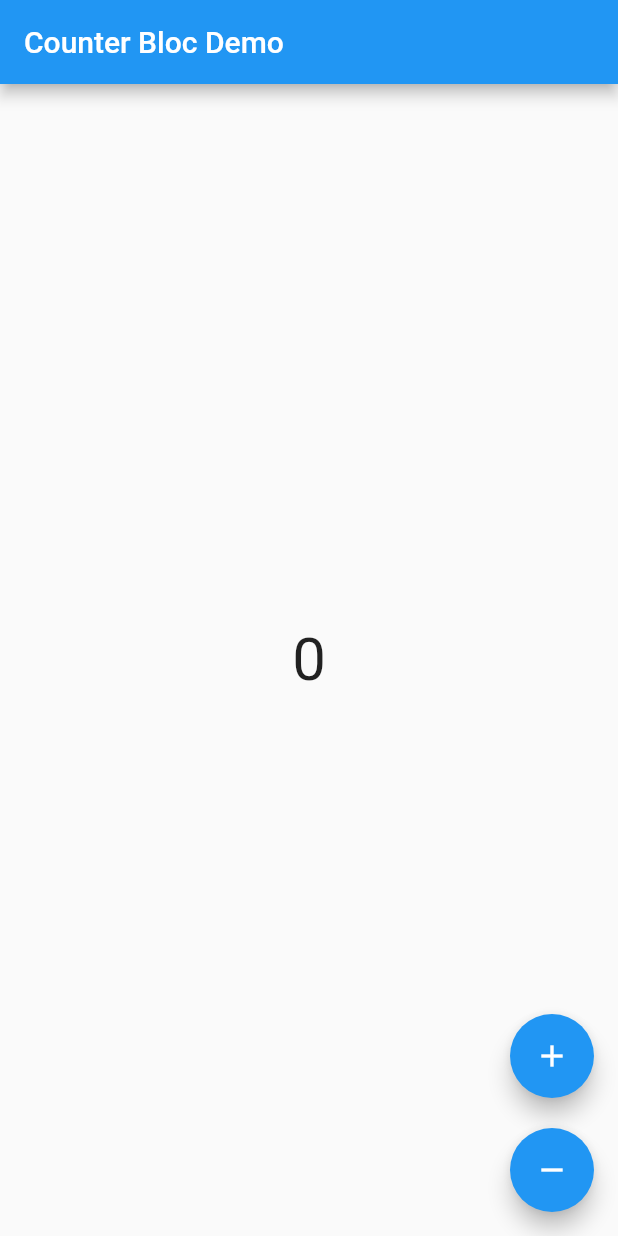
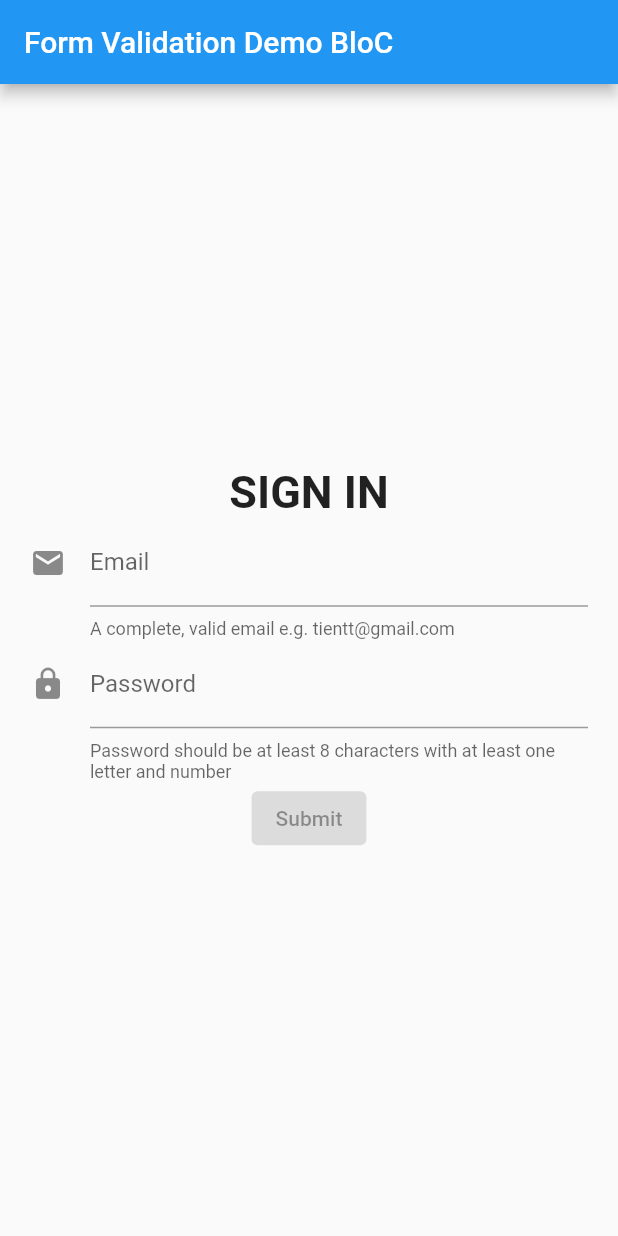
Before and after one commit to tientt1304/demo_bloc, a Flutter app: the screen it shows after launch, on a phone screen of 412 x 824 dp. Run offline on Flutter 3.47's test engine with Material 2 defaults, Android fonts, the phone set to English and light mode, and no system bars; our stand-ins replace bloc, equatable, flutter_bloc, formz.

Commit message:
sign_in_form

```diff
--- a/lib/app.dart
+++ b/lib/app.dart
@@ -1,6 +1,21 @@
-import 'package:demo_bloc/presentation/pages/counter/counter_page.dart';
+import 'package:demo_bloc/presentation/pages/form_validation/form_validation_page.dart';
 import 'package:flutter/material.dart';
+import 'package:flutter_bloc/flutter_bloc.dart';
+import 'business_logic/blocs/form/form_bloc.dart';
 
-class CounterApp extends MaterialApp {
-  const CounterApp({Key? key}) : super(key: key, home: const CounterPage());
+class FormValidation extends StatelessWidget {
+  const FormValidation({Key? key}) : super(key: key);
+
+  @override
+  Widget build(BuildContext context) {
+    return MaterialApp(
+      home: Scaffold(
+        appBar: AppBar(title: const Text('Form Validation Demo BloC')),
+        body: BlocProvider(
+          create: (_) => FormBloC(),
+          child: const FormValidationPage(),
+        ),
+      ),
+    );
+  }
 }
--- /dev/null
+++ b/lib/business_logic/blocs/form/form_bloc.dart
@@ -0,0 +1,84 @@
+import 'dart:async';
+
+import 'package:demo_bloc/data/models/email.dart';
+import 'package:demo_bloc/data/models/password.dart';
+import 'package:flutter_bloc/flutter_bloc.dart';
+import 'package:equatable/equatable.dart';
+import 'package:formz/formz.dart';
+part 'form_event.dart';
+part 'form_state.dart';
+
+class FormBloC extends Bloc<FormEvent, DemoFormState> {
+  FormBloC() : super(const DemoFormState()) {
+    on<EmailChanged>(_onEmailChanged);
+    on<PasswordChanged>(_onPasswordChanged);
+    on<EmailUnfocused>(_onEmailUnfocused);
+    on<PasswordUnfocused>(_onPasswordUnfocused);
+    on<FormSubmitted>(_onFormSubmitted);
+  }
+
+  void _onEmailChanged(EmailChanged event, Emitter<DemoFormState> emit) {
+    final email = Email.dirty(event.email);
+    emit(state.copyWith(
+        email: email.invalid ? email : Email.pure(event.email),
+        status: Formz.validate([email, state.password])));
+  }
+
+  void _onPasswordChanged(PasswordChanged event, Emitter<DemoFormState> emit) {
+    final password = Password.dirty(event.password);
+    emit(state.copyWith(
+        password: password.invalid ? password : Password.pure(event.password),
+        status: Formz.validate([state.email, password])));
+  }
+
+  void _onEmailUnfocused(EmailUnfocused event, Emitter<DemoFormState> emit) {
+    final email = Email.dirty(state.email.value);
+    emit(state.copyWith(
+      email: email,
+      status: Formz.validate([email, state.password]),
+    ));
+  }
+
+  void _onPasswordUnfocused(
+    PasswordUnfocused event,
+    Emitter<DemoFormState> emit,
+  ) {
+    final password = Password.dirty(state.password.value);
+    emit(state.copyWith(
+      password: password,
+      status: Formz.validate([state.email, password]),
+    ));
+  }
+
+  void _onFormSubmitted(
+      FormSubmitted event, Emitter<DemoFormState> emit) async {
+    final email = Email.dirty(state.email.value);
+    final password = Password.dirty(state.password.value);
+    emit(state.copyWith(
+      email: email,
+      password: password,
+      status: Formz.validate([email, password]),
+    ));
+    if (state.status.isValidated) {
+      emit(state.copyWith(status: FormzStatus.submissionInProgress));
+      await Future<void>.delayed(const Duration(seconds: 1));
+      emit(state.copyWith(status: FormzStatus.submissionSuccess));
+    }
+  }
+  // void _onFormSubmitted(
+  //     FormSubmitted event, Emitter<DemoFormState> emit) async {
+  //   final email = Email.dirty(state.email.value);
+  //   final password = Password.dirty(state.password.value);
+  //   emit(state.copyWith(
+  //       email: email,
+  //       password: password,
+  //       status: Formz.validate([email, password])));
+  //   if (state.status.isValidated) {
+  //     emit(state.copyWith(status: FormzStatus.submissionInProgress));
+
+  //     await Future<void>.delayed(const Duration(seconds: 1));
+
+  //     emit(state.copyWith(status: FormzStatus.submissionSuccess));
+  //   }
+  // }
+}
--- /dev/null
+++ b/lib/business_logic/blocs/form/form_event.dart
@@ -0,0 +1,33 @@
+part of 'form_bloc.dart';
+
+abstract class FormEvent extends Equatable {
+  const FormEvent();
+
+  @override
+  List<Object> get props => [];
+}
+
+//Each class is an event!
+class EmailChanged extends FormEvent {
+  final email;
+
+  EmailChanged({required this.email});
+
+  @override
+  List<Email> get props => [email];
+}
+
+class PasswordChanged extends FormEvent {
+  final password;
+
+  PasswordChanged({required this.password});
+
+  @override
+  List<Email> get props => [password];
+}
+
+class EmailUnfocused extends FormEvent {}
+
+class PasswordUnfocused extends FormEvent {}
+
+class FormSubmitted extends FormEvent {}
--- /dev/null
+++ b/lib/business_logic/blocs/form/form_state.dart
@@ -0,0 +1,24 @@
+part of 'form_bloc.dart';
+
+class DemoFormState extends Equatable {
+  final Email email;
+  final Password password;
+  final FormzStatus status;
+
+  const DemoFormState(
+      {this.email = const Email.pure(),
+      this.password = const Password.pure(),
+      this.status = FormzStatus.pure});
+
+  //copyWith dont mutate the original object
+  DemoFormState copyWith(
+      {Email? email, Password? password, FormzStatus? status}) {
+    return DemoFormState(
+        email: email ?? this.email,
+        password: password ?? this.password,
+        status: status ?? this.status);
+  }
+
+  @override
+  List<Object> get props => [email, password, status];
+}
--- /dev/null
+++ b/lib/data/models/email.dart
@@ -0,0 +1,18 @@
+import 'package:formz/formz.dart';
+
+enum EmailValidationError { invalid }
+
+class Email extends FormzInput<String, EmailValidationError> {
+  const Email.pure([String value = '']) : super.pure(value);
+  const Email.dirty([String value = '']) : super.dirty(value);
+
+  static final _emailRegex = RegExp(
+    r'^[a-zA-Z0-9.!#$%&’*+/=?^_`{|}~-]+@[a-zA-Z0-9-]+(?:\.[a-zA-Z0-9-]+)*$',
+  );
+
+  EmailValidationError? validator(String? value) {
+    return _emailRegex.hasMatch(value ?? '')
+        ? null
+        : EmailValidationError.invalid;
+  }
+}
--- /dev/null
+++ b/lib/data/models/password.dart
@@ -0,0 +1,18 @@
+import 'package:formz/formz.dart';
+
+enum PasswordValidationError { invalid }
+
+class Password extends FormzInput<String, PasswordValidationError> {
+  const Password.pure([String value = '']) : super.pure(value);
+  const Password.dirty([String value = '']) : super.dirty(value);
+
+  static final _passwordRegex =
+      RegExp(r'^(?=.*[A-Za-z])(?=.*\d)[A-Za-z\d]{8,}$');
+
+  @override
+  PasswordValidationError? validator(String? value) {
+    return _passwordRegex.hasMatch(value ?? '')
+        ? null
+        : PasswordValidationError.invalid;
+  }
+}
--- a/lib/main.dart
+++ b/lib/main.dart
@@ -2,5 +2,5 @@ import 'package:demo_bloc/app.dart';
 import 'package:flutter/widgets.dart';
 
 void main() {
-  runApp(const CounterApp());
+  runApp(const FormValidation());
 }
--- a/lib/presentation/pages/counter/counter_page.dart
+++ /dev/null
@@ -1,14 +0,0 @@
-import 'package:demo_bloc/business_logic/cubits/counter_cubit.dart';
-import 'package:demo_bloc/presentation/pages/counter/counter_view.dart';
-import 'package:flutter/material.dart';
-import 'package:flutter_bloc/flutter_bloc.dart';
-
-class CounterPage extends StatelessWidget {
-  const CounterPage({Key? key}) : super(key: key);
-
-  @override
-  Widget build(BuildContext context) {
-    return BlocProvider(
-        create: (_) => CounterCubit(), child: const CounterView());
-  }
-}
--- a/lib/presentation/pages/counter/counter_view.dart
+++ /dev/null
@@ -1,43 +0,0 @@
-import 'package:demo_bloc/business_logic/cubits/counter_cubit.dart';
-import 'package:flutter/material.dart';
-import 'package:flutter_bloc/flutter_bloc.dart';
-
-class CounterView extends StatelessWidget {
-  const CounterView({Key? key}) : super(key: key);
-
-  @override
-  Widget build(BuildContext context) {
-    return Scaffold(
-      appBar: AppBar(
-        title: Text('Counter Bloc Demo'),
-      ),
-      body: SafeArea(
-        child: Center(
-          child: BlocBuilder<CounterCubit, int>(
-            builder: (context, state) {
-              return Text(
-                '$state',
-                style: const TextStyle(fontSize: 40),
-              );
-            },
-          ),
-        ),
-      ),
-      floatingActionButton: Column(
-        mainAxisAlignment: MainAxisAlignment.end,
-        children: [
-          FloatingActionButton(
-            onPressed: () => context.read<CounterCubit>().increment(),
-            child: const Icon(Icons.add),
-          ),
-          const SizedBox(
-            height: 20,
-          ),
-          FloatingActionButton(
-              onPressed: () => context.read<CounterCubit>().decrement(),
-              child: const Icon(Icons.remove))
-        ],
-      ),
-    );
-  }
-}
--- /dev/null
+++ b/lib/presentation/pages/form_validation/form_validation_page.dart
@@ -0,0 +1,195 @@
+import 'package:demo_bloc/business_logic/blocs/form/form_bloc.dart';
+import 'package:flutter/material.dart';
+import 'package:flutter_bloc/flutter_bloc.dart';
+import 'package:formz/formz.dart';
+
+class FormValidationPage extends StatefulWidget {
+  const FormValidationPage({Key? key}) : super(key: key);
+
+  @override
+  State<FormValidationPage> createState() => _FormValidationPageState();
+}
+
+class _FormValidationPageState extends State<FormValidationPage> {
+  final _emailFocusNode = FocusNode();
+  final _passwordFocusNode = FocusNode();
+  @override
+  void initState() {
+    super.initState();
+    _emailFocusNode.addListener(() {
+      if (!_emailFocusNode.hasFocus) {
+        context.read<FormBloC>().add(EmailUnfocused());
+        FocusScope.of(context).requestFocus(_passwordFocusNode);
+      }
+    });
+    _passwordFocusNode.addListener(() {
+      if (!_passwordFocusNode.hasFocus) {
+        context.read<FormBloC>().add(PasswordUnfocused());
+      }
+    });
+  }
+
+  @override
+  void dispose() {
+    _emailFocusNode.dispose();
+    _passwordFocusNode.dispose();
+    super.dispose();
+  }
+
+  @override
+  Widget build(BuildContext context) {
+    return BlocListener<FormBloC, DemoFormState>(
+      listener: (context, state) {
+        if (state.status.isSubmissionSuccess) {
+          ScaffoldMessenger.of(context).hideCurrentSnackBar();
+          showDialog<void>(
+            context: context,
+            builder: (_) => const SuccessDialog(),
+          );
+        }
+      },
+      child: SafeArea(
+        child: Center(
+          child: Padding(
+            padding: const EdgeInsets.all(20.0),
+            child: Column(
+              mainAxisAlignment: MainAxisAlignment.center,
+              children: [
+                const Text(
+                  'SIGN IN',
+                  style: TextStyle(fontSize: 30, fontWeight: FontWeight.bold),
+                ),
+                EmailInput(focusNode: _emailFocusNode),
+                PasswordInput(
+                  focusNode: _passwordFocusNode,
+                ),
+                SubmitButton()
+              ],
+            ),
+          ),
+        ),
+      ),
+    );
+  }
+}
+
+class SubmitButton extends StatelessWidget {
+  @override
+  Widget build(BuildContext context) {
+    return BlocBuilder<FormBloC, DemoFormState>(
+      buildWhen: (previous, current) => previous.status != current.status,
+      builder: (context, state) {
+        return ElevatedButton(
+          onPressed: state.status.isValidated
+              ? () => context.read<FormBloC>().add(FormSubmitted())
+              : null,
+          child: const Text('Submit'),
+        );
+      },
+    );
+  }
+}
+
+class EmailInput extends StatelessWidget {
+  const EmailInput({Key? key, required this.focusNode}) : super(key: key);
+  final FocusNode focusNode;
+
+  @override
+  Widget build(BuildContext context) {
+    return BlocBuilder<FormBloC, DemoFormState>(
+      builder: (context, state) {
+        return TextFormField(
+          initialValue: state.email.value,
+          textInputAction: TextInputAction.next,
+          decoration: InputDecoration(
+            icon: Icon(Icons.email),
+            hintText: 'Enter your email',
+            labelText: 'Email',
+            helperText: 'A complete, valid email e.g. tientt@gmail.com',
+            errorText: state.email.invalid
+                ? 'Please ensure the email entered is valid'
+                : null,
+          ),
+          keyboardType: TextInputType.emailAddress,
+          onChanged: (value) {
+            context.read<FormBloC>().add(EmailChanged(email: value));
+          },
+        );
+      },
+    );
+  }
+}
+
+class PasswordInput extends StatelessWidget {
+  const PasswordInput({Key? key, required this.focusNode}) : super(key: key);
+  final FocusNode focusNode;
+
+  @override
+  Widget build(BuildContext context) {
+    return BlocBuilder<FormBloC, DemoFormState>(
+      builder: (context, state) {
+        return TextFormField(
+          initialValue: state.password.value,
+          textInputAction: TextInputAction.done,
+          decoration: InputDecoration(
+            icon: Icon(Icons.lock),
+            hintText: 'Enter your password',
+            labelText: 'Password',
+            helperText:
+                '''Password should be at least 8 characters with at least one letter and number''',
+            helperMaxLines: 2,
+            errorMaxLines: 2,
+            errorText: state.password.invalid
+                ? 'Please ensure the email entered is valid'
+                : null,
+          ),
+          obscureText: true,
+          keyboardType: TextInputType.visiblePassword,
+          onChanged: (value) {
+            context.read<FormBloC>().add(PasswordChanged(password: value));
+          },
+        );
+      },
+    );
+  }
+}
+
+class SuccessDialog extends StatelessWidget {
+  const SuccessDialog({Key? key}) : super(key: key);
+
+  @override
+  Widget build(BuildContext context) {
+    return Dialog(
+      shape: RoundedRectangleBorder(
+        borderRadius: BorderRadius.circular(8),
+      ),
+      child: Padding(
+        padding: const EdgeInsets.all(8.0),
+        child: Column(
+          mainAxisSize: MainAxisSize.min,
+          children: <Widget>[
+            Row(
+              mainAxisSize: MainAxisSize.max,
+              children: <Widget>[
+                const Icon(Icons.info),
+                const Flexible(
+                  child: Padding(
+                    padding: EdgeInsets.all(10),
+                    child: Text(
+                      'Form Submitted Successfully!',
+                      softWrap: true,
+                    ),
+                  ),
+                ),
+              ],
+            ),
+            ElevatedButton(
+              child: const Text('OK'),
+              onPressed: () => Navigator.of(context).pop(),
+            ),
+          ],
+        ),
+      ),
+    );
+  }
+}
--- a/pubspec.yaml
+++ b/pubspec.yaml
@@ -41,6 +41,7 @@ dev_dependencies:
     sdk: flutter
   bloc: ^8.0.2
   flutter_bloc: ^8.0.1
+  formz: ^0.4.1
 
   # The "flutter_lints" package below contains a set of recommended lints to
   # encourage good coding practices. The lint set provided by the package is
```
Also changed, not shown: lib/presentation/widgets/buttons/main_button.dart (added, +23 -0 lines), pubspec.lock.
